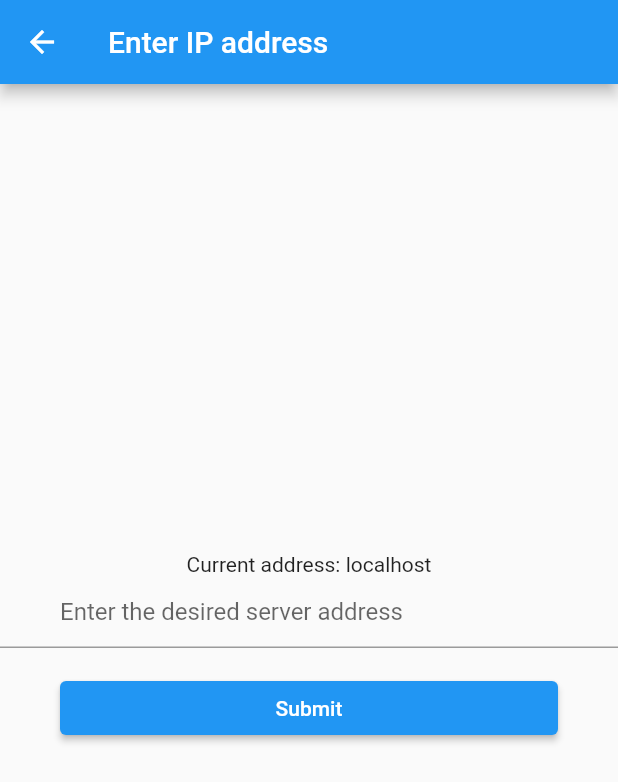
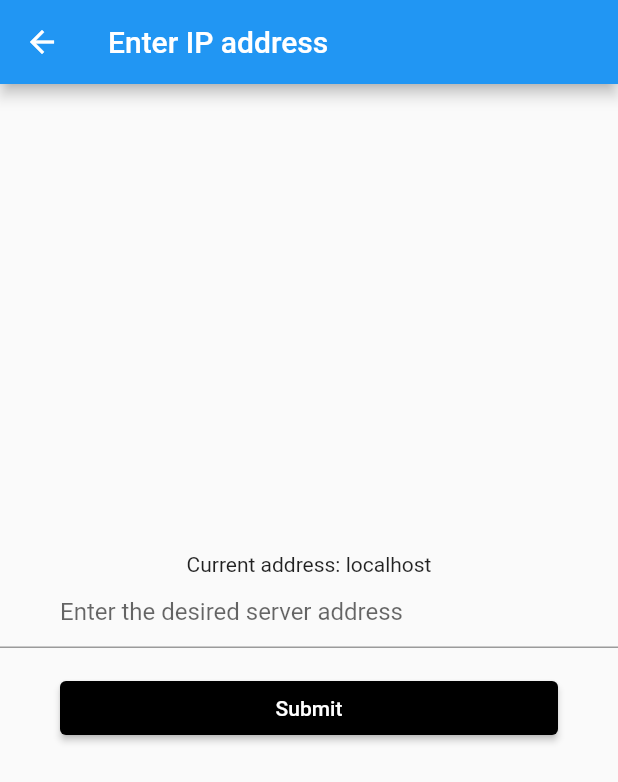
Before and after one commit to iron-ore-26k/iron_ore_frontend, a Flutter app: the screen it shows after launch, after a tap on the "settings" icon, on a phone screen of 412 x 824 dp. Shown: the top 782 px of the screen. Run offline on Flutter 3.47's test engine with Material 2 defaults, Android fonts, the phone set to English and light mode, and no system bars; our stand-ins replace blur, palette_generator; missing offline and left inert: grpc, protobuf; network calls fail.

Commit message:
Add changing background and button colours

```diff
--- a/lib/additional_widgets/dropdown_button.dart
+++ b/lib/additional_widgets/dropdown_button.dart
@@ -19,22 +19,22 @@ class _DropDwnButtState extends State<DropDwnButt> {
 
   @override
   Widget build(BuildContext context) {
-    var colourField = Colors.amber;
-    switch (context.watch<MainState>().selected_song_idx) {
-      case 1:
-        colourField = Colors.blue;
-        break;
-      case 2:
-        colourField = Colors.red;
-        break;
-    }
+    // var colourField = Colors.amber;
+    // switch (context.watch<MainState>().selected_song_idx) {
+    //   case 1:
+    //     colourField = Colors.blue;
+    //     break;
+    //   case 2:
+    //     colourField = Colors.red;
+    //     break;
+    // }
     return DropdownButton<String>(
       value: dropdownValue,
       icon: const Icon(Icons.arrow_downward),
       elevation: 16,
       underline: Container(
         height: 2,
-        color: colourField,
+        color: context.watch<MainState>().accentColour,
       ),
       onChanged: (String? value) {
         // This is called when the user selects an item.
--- a/lib/main.dart
+++ b/lib/main.dart
@@ -23,35 +23,53 @@ class MyApp extends StatelessWidget {
   // This widget is the root of your application.
   @override
   Widget build(BuildContext context) {
-    var colourField = Colors.amber;
-    switch (context.watch<MainState>().selected_song_idx) {
-      case 1:
-        colourField = Colors.blue;
-        break;
-      case 2:
-        colourField = Colors.red;
-        break;
-    }
+    // var colourField = Colors.amber;
+    // switch (context.watch<MainState>().selected_song_idx) {
+    //   case 1:
+    //     colourField = Colors.blue;
+    //     break;
+    //   case 2:
+    //     colourField = Colors.red;
+    //     break;
+    // }
     return MaterialApp(
-      theme: ThemeData(primarySwatch: colourField),
+      theme: ThemeData(
+        brightness: Brightness.light,
+        primaryColor: context.watch<MainState>().accentColour,
+        primaryColorDark: context.watch<MainState>().accentColour,
+        secondaryHeaderColor: context.watch<MainState>().accentColour,
+        toggleableActiveColor: context.watch<MainState>().accentColour,
+        cardColor: context.watch<MainState>().accentColour,
+        bottomAppBarColor: context.watch<MainState>().accentColour,
+        dialogBackgroundColor: context.watch<MainState>().accentColour,
+        indicatorColor: context.watch<MainState>().accentColour,
+        dividerColor: context.watch<MainState>().accentColour.withOpacity(0.12),
+        applyElevationOverlayColor: true,
+        floatingActionButtonTheme: FloatingActionButtonThemeData(
+            backgroundColor: context.watch<MainState>().accentColour),
+        elevatedButtonTheme: ElevatedButtonThemeData(
+            style: ButtonStyle(
+                backgroundColor: MaterialStateProperty.all<Color>(
+                    context.watch<MainState>().accentColour))),
+      ),
       darkTheme: ThemeData(
         brightness: Brightness.dark,
-        primaryColor: colourField,
-        primaryColorDark: colourField,
-        secondaryHeaderColor: colourField,
-        toggleableActiveColor: colourField,
-        cardColor: colourField,
-        bottomAppBarColor: colourField,
-        dialogBackgroundColor: colourField,
-        indicatorColor: colourField,
-        dividerColor: colourField.withOpacity(0.12),
+        primaryColor: context.watch<MainState>().accentColour,
+        primaryColorDark: context.watch<MainState>().accentColour,
+        secondaryHeaderColor: context.watch<MainState>().accentColour,
+        toggleableActiveColor: context.watch<MainState>().accentColour,
+        cardColor: context.watch<MainState>().accentColour,
+        bottomAppBarColor: context.watch<MainState>().accentColour,
+        dialogBackgroundColor: context.watch<MainState>().accentColour,
+        indicatorColor: context.watch<MainState>().accentColour,
+        dividerColor: context.watch<MainState>().accentColour.withOpacity(0.12),
         applyElevationOverlayColor: true,
-        floatingActionButtonTheme:
-            FloatingActionButtonThemeData(backgroundColor: colourField),
+        floatingActionButtonTheme: FloatingActionButtonThemeData(
+            backgroundColor: context.watch<MainState>().accentColour),
         elevatedButtonTheme: ElevatedButtonThemeData(
             style: ButtonStyle(
-                backgroundColor:
-                    MaterialStateProperty.all<Color>(colourField))),
+                backgroundColor: MaterialStateProperty.all<Color>(
+                    context.watch<MainState>().accentColour))),
       ),
       initialRoute: '/',
       routes: {
--- a/lib/providers/mainStateProvider.dart
+++ b/lib/providers/mainStateProvider.dart
@@ -4,11 +4,19 @@ import 'package:iron_ore_frontend/gen/protobuf/ore/service.pbgrpc.dart';
 import 'package:iron_ore_frontend/gen/protobuf/ore/songs.pb.dart';
 import 'package:iron_ore_frontend/screens/homeScreen.dart';
 import 'package:protobuf/protobuf.dart';
+import 'package:palette_generator/palette_generator.dart';
 
 import 'dart:developer';
 
 class MainState with ChangeNotifier {
   _serv backend = _serv();
+
+  String _cover_url =
+      "https://upload.wikimedia.org/wikipedia/en/c/c5/Album_Summertime_Dream.jpg";
+  String get cover_url => _cover_url;
+
+  Color _accentColour = Colors.black;
+  Color get accentColour => _accentColour;
 
   String _server_address = "localhost"; // Default
   String get server_address => _server_address;
@@ -26,12 +34,18 @@ class MainState with ChangeNotifier {
       case "The Wreck of the Edmund Fitzgerald":
         backend.songChoice = Song.SONG_WRECK_OF_EDMUND_FITZGERALD;
         _selected_song_idx = 1;
-        log("Wreck");
+        _cover_url =
+            "https://upload.wikimedia.org/wikipedia/en/c/c5/Album_Summertime_Dream.jpg";
+        getImagePalette(NetworkImage(_cover_url))
+            .then((data) => {_accentColour = data!});
         break;
       case "Fortunate Son":
         backend.songChoice = Song.SONG_FORTUNATE_SON;
         _selected_song_idx = 2;
-        log("FS");
+        _cover_url =
+            "https://upload.wikimedia.org/wikipedia/en/8/85/Willy_and_the_poor_boys.jpg";
+        getImagePalette(NetworkImage(_cover_url))
+            .then((data) => {_accentColour = data!});
         break;
     }
     notifyListeners();
@@ -53,6 +67,13 @@ class MainState with ChangeNotifier {
     backend._sendGrpcPlay();
     notifyListeners();
   }
+}
+
+/*    Provides a future which resolves into a pallete according to an image */
+Future<Color?> getImagePalette(ImageProvider imageProvider) async {
+  final PaletteGenerator paletteGenerator =
+      await PaletteGenerator.fromImageProvider(imageProvider);
+  return paletteGenerator.dominantColor?.color;
 }
 
 class _serv {
--- a/lib/screens/homeScreen.dart
+++ b/lib/screens/homeScreen.dart
@@ -1,7 +1,10 @@
+import 'dart:ui';
+
 import 'package:flutter/material.dart';
 import 'package:provider/provider.dart';
 import 'package:iron_ore_frontend/providers/mainStateProvider.dart';
 import 'package:iron_ore_frontend/additional_widgets/dropdown_button.dart';
+import 'package:blur/blur.dart';
 
 class MyHomePage extends StatelessWidget {
   MyHomePage({super.key});
@@ -9,12 +12,23 @@ class MyHomePage extends StatelessWidget {
   Widget build(BuildContext context) {
     return Scaffold(
       appBar: AppBar(title: Text('Iron-Ore')),
-      body: Center(
+      body: Container(
+        decoration: BoxDecoration(
+          image: DecorationImage(
+            image: NetworkImage(context.watch<MainState>().cover_url),
+            fit: BoxFit.cover,
+          ),
+        ),
         child: Column(
           // mainAxisSize: MainAxisSize.min,
           mainAxisAlignment: MainAxisAlignment.start,
           crossAxisAlignment: CrossAxisAlignment.center,
           children: <Widget>[
+            BackdropFilter(
+                filter: ImageFilter.blur(sigmaX: 15.0, sigmaY: 15.0),
+                child: Container(
+                    decoration:
+                        BoxDecoration(color: Colors.white.withOpacity(0.0)))),
             DropDwnButt(),
             SizedBox(
                 height: MediaQuery.of(context).size.height /
--- a/pubspec.yaml
+++ b/pubspec.yaml
@@ -43,6 +43,8 @@ dependencies:
       ref: e97711a
   async: ^2.2.0
   provider: ^5.0.0
+  blur: ^3.1.0
+  palette_generator: any
 
 dev_dependencies:
   flutter_test:
```
Also changed, not shown: pubspec.lock.
